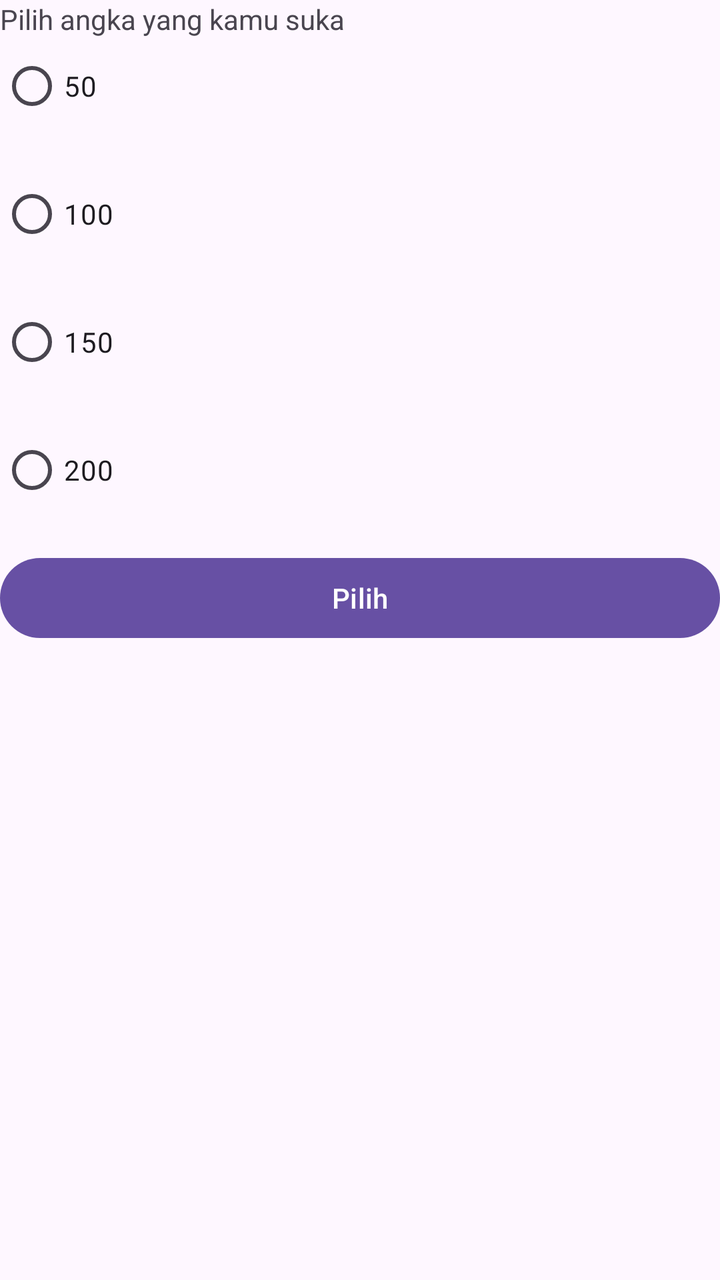
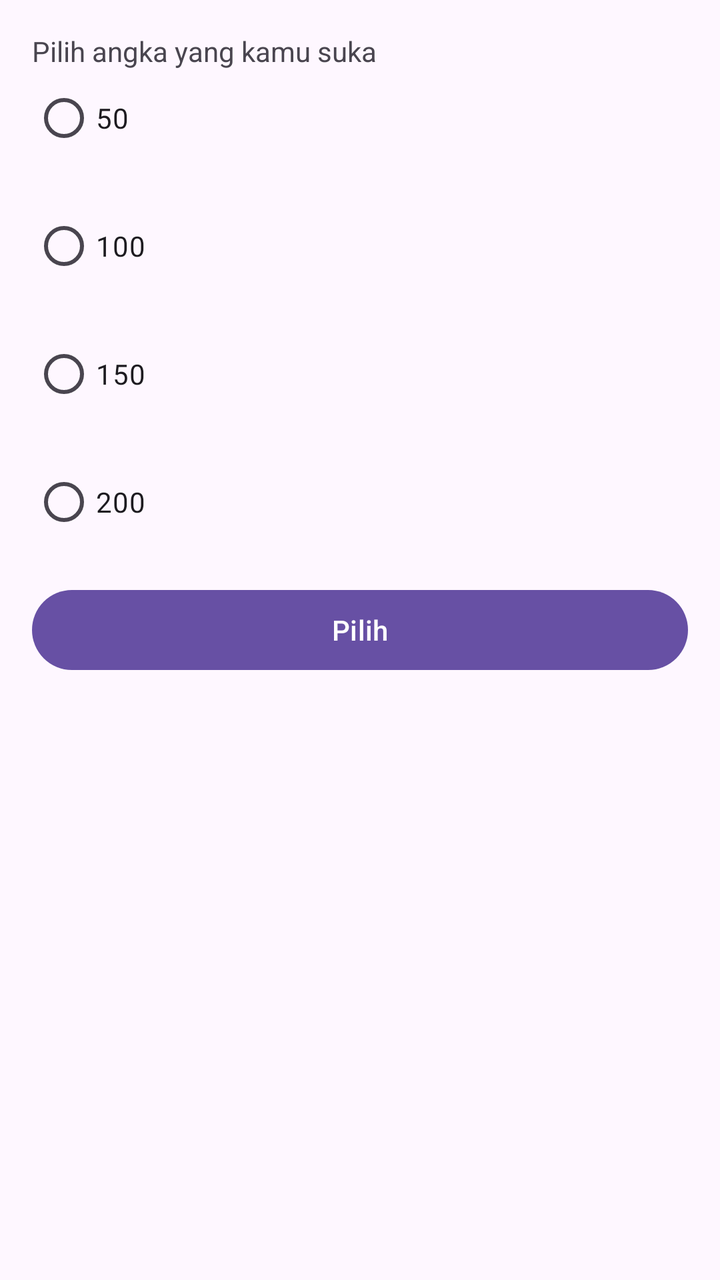

An Android layout rendered at two revisions. The XML below is the earlier revision; the diff shows what the commit changed to produce the second picture.
<!-- AndroidManifest.xml: application theme Theme.MyApplication -->
<!-- res/layout/activity_intent_move_result.xml -->
<?xml version="1.0" encoding="utf-8"?>
<LinearLayout xmlns:android="http://schemas.android.com/apk/res/android"
    xmlns:tools="http://schemas.android.com/tools"
    android:id="@+id/main"
    android:layout_width="match_parent"
    android:layout_height="match_parent"
    android:orientation="vertical"
    android:layout_margin="16dp"
    tools:context=".IntentMoveResultActivity">

    <TextView
        android:layout_width="wrap_content"
        android:layout_height="wrap_content"
        android:text="Pilih angka yang kamu suka" />

    <RadioGroup
        android:id="@+id/rgNumber"
        android:layout_width="match_parent"
        android:layout_height="wrap_content"
        android:orientation="vertical">

        <RadioButton
            android:id="@+id/rb50"
            android:layout_width="match_parent"
            android:layout_height="wrap_content"
            android:layout_marginBottom="16dp"
            android:text="50" />

        <RadioButton
            android:id="@+id/rb100"
            android:layout_width="match_parent"
            android:layout_height="wrap_content"
            android:layout_marginBottom="16dp"
            android:text="100" />

        <RadioButton
            android:id="@+id/rb150"
            android:layout_width="match_parent"
            android:layout_height="wrap_content"
            android:layout_marginBottom="16dp"
            android:text="150" />

        <RadioButton
            android:id="@+id/rb200"
            android:layout_width="match_parent"
            android:layout_height="wrap_content"
            android:layout_marginBottom="16dp"
            android:text="200" />

    </RadioGroup>

    <Button
        android:id="@+id/btnResultChoose"
        android:layout_width="match_parent"
        android:layout_height="wrap_content"
        android:text="Pilih" />

</LinearLayout>
<!-- resources referenced by this layout -->
<resources>
  <style name="Theme.MyApplication" parent="Base.Theme.MyApplication" />
  <style name="Base.Theme.MyApplication" parent="Theme.Material3.DayNight.NoActionBar">
          
          
      </style>
</resources>

<!-- the commit's change to res/layout/activity_intent_move_result.xml (unified diff, before → after) -->
@@ -5,7 +5,7 @@
     android:layout_width="match_parent"
     android:layout_height="match_parent"
     android:orientation="vertical"
-    android:layout_margin="16dp"
+    android:padding="16dp"
     tools:context=".IntentMoveResultActivity">
 
     <TextView
